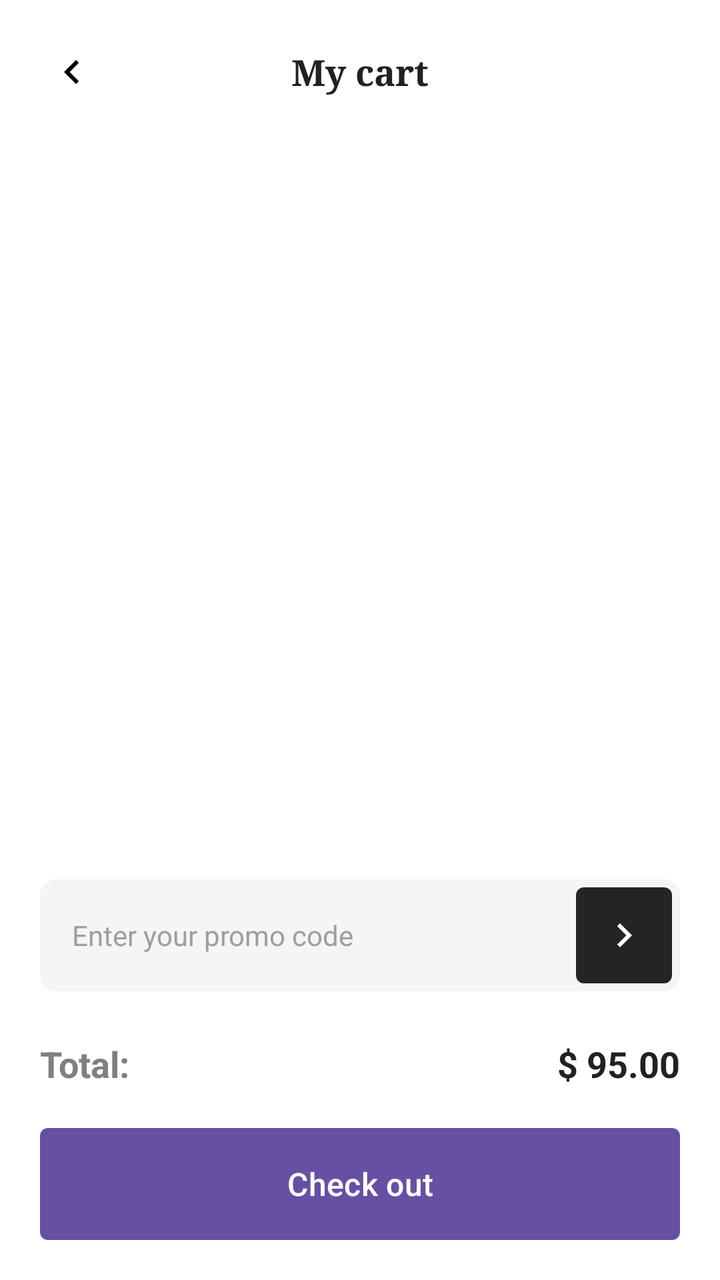
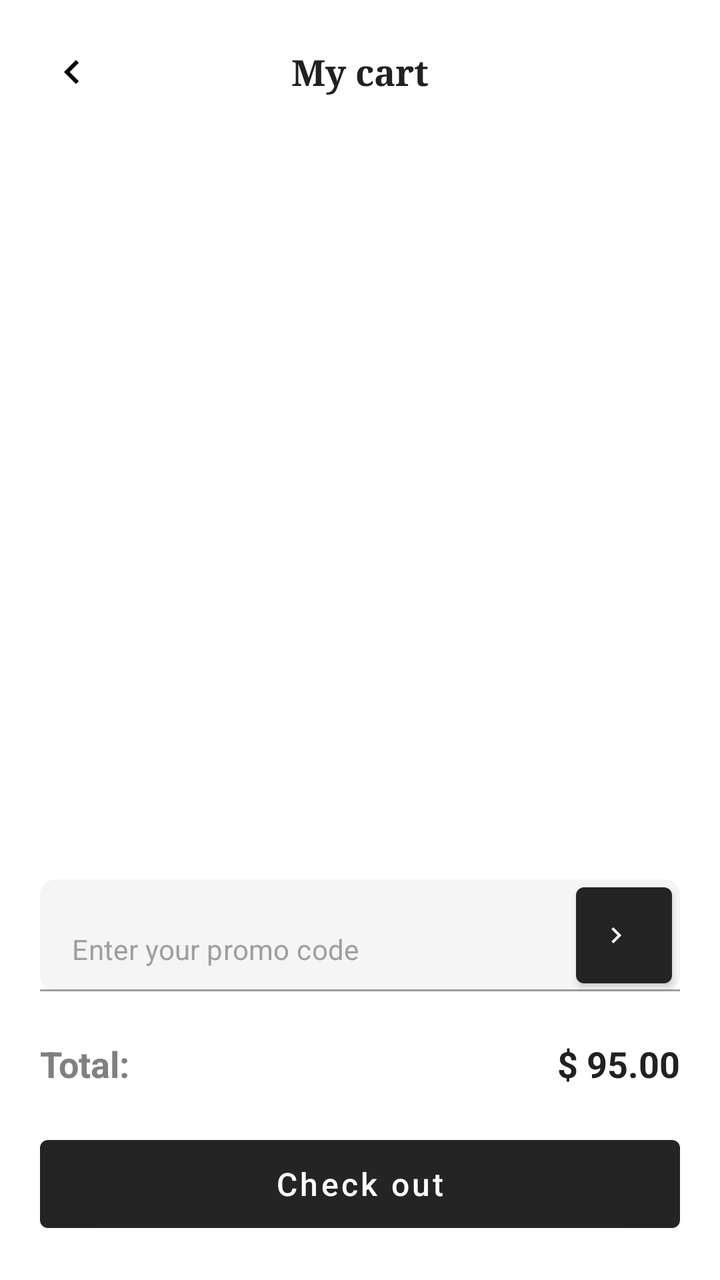

An Android layout rendered at two revisions. The XML below is the earlier revision; the diff shows what the commit changed to produce the second picture.
<!-- AndroidManifest.xml: application theme Theme.Furniture -->
<!-- res/layout/fragment_cart.xml -->
<?xml version="1.0" encoding="utf-8"?>
<androidx.constraintlayout.widget.ConstraintLayout xmlns:android="http://schemas.android.com/apk/res/android"
    xmlns:app="http://schemas.android.com/apk/res-auto"
    xmlns:tools="http://schemas.android.com/tools"
    android:layout_width="match_parent"
    android:layout_height="match_parent"
    android:background="@color/white"
    tools:context=".ui.CartFragment">

    
    <ImageView
        android:id="@+id/btn_back"
        android:layout_width="24dp"
        android:layout_height="24dp"
        android:layout_marginStart="24dp"
        android:layout_marginTop="24dp"
        android:src="@drawable/ic_back"
        app:layout_constraintStart_toStartOf="parent"
        app:layout_constraintTop_toTopOf="parent" />

    <TextView
        android:id="@+id/tv_title"
        android:layout_width="wrap_content"
        android:layout_height="wrap_content"
        android:text="My cart"
        android:textColor="#212121"
        android:textSize="18sp"
        android:textStyle="bold"
        android:fontFamily="serif"
        app:layout_constraintBottom_toBottomOf="@id/btn_back"
        app:layout_constraintEnd_toEndOf="parent"
        app:layout_constraintStart_toStartOf="parent"
        app:layout_constraintTop_toTopOf="@id/btn_back" />

    
    <androidx.recyclerview.widget.RecyclerView
        android:id="@+id/rv_cart"
        android:layout_width="0dp"
        android:layout_height="0dp"
        android:layout_marginTop="24dp"
        android:clipToPadding="false"
        tools:listitem="@layout/item_cart"
        tools:itemCount="3"
        app:layout_constraintBottom_toTopOf="@id/layout_bottom"
        app:layout_constraintEnd_toEndOf="parent"
        app:layout_constraintStart_toStartOf="parent"
        app:layout_constraintTop_toBottomOf="@id/btn_back" />

    
    <TextView
        android:id="@+id/tv_cart_empty"
        android:layout_width="wrap_content"
        android:layout_height="wrap_content"
        android:gravity="center"
        android:text="Keranjang belanja kosong.\nTambahkan produk dari halaman detail."
        android:textColor="#808080"
        android:visibility="gone"
        app:layout_constraintBottom_toBottomOf="parent"
        app:layout_constraintEnd_toEndOf="parent"
        app:layout_constraintStart_toStartOf="parent"
        app:layout_constraintTop_toTopOf="parent" />

    
    <LinearLayout
        android:id="@+id/layout_bottom"
        android:layout_width="match_parent"
        android:layout_height="wrap_content"
        android:orientation="vertical"
        android:padding="20dp"
        android:background="@color/white"
        app:layout_constraintBottom_toBottomOf="parent">

        
        <RelativeLayout
            android:layout_width="match_parent"
            android:layout_height="56dp"
            android:layout_marginBottom="24dp">
            
            <EditText
                android:id="@+id/et_promo_code"
                android:layout_width="match_parent"
                android:layout_height="match_parent"
                android:background="@drawable/bg_qty_btn"
                android:hint="Enter your promo code"
                android:textColorHint="#9E9E9E"
                android:textSize="14sp"
                android:paddingStart="16dp"
                android:paddingEnd="64dp"/>

            <ImageButton
                android:id="@+id/btn_apply_promo"
                android:layout_width="48dp"
                android:layout_height="48dp"
                android:layout_alignParentEnd="true"
                android:layout_centerVertical="true"
                android:layout_marginEnd="4dp"
                android:background="@drawable/bg_button_boarding"
                android:src="@drawable/ic_arrow_right"
                app:tint="@color/white" />
        </RelativeLayout>

        
        <RelativeLayout
            android:layout_width="match_parent"
            android:layout_height="wrap_content"
            android:layout_marginBottom="20dp">
            
            <TextView
                android:layout_width="wrap_content"
                android:layout_height="wrap_content"
                android:text="Total:"
                android:textColor="#808080"
                android:textStyle="bold"
                android:textSize="18sp" />
                
            <TextView
                android:id="@+id/tv_cart_total"
                android:layout_width="wrap_content"
                android:layout_height="wrap_content"
                android:text="$ 95.00"
                android:textColor="#212121"
                android:textStyle="bold"
                android:textSize="18sp"
                android:layout_alignParentEnd="true" />
        </RelativeLayout>

        <Button
            android:id="@+id/btn_checkout"
            android:layout_width="match_parent"
            android:layout_height="56dp"
            android:background="@drawable/bg_button_boarding"
            android:text="Check out"
            android:textAllCaps="false"
            android:textColor="@color/white"
            android:textSize="16sp" />
    </LinearLayout>

</androidx.constraintlayout.widget.ConstraintLayout>
<!-- res/layout/item_cart.xml (included above) -->
<?xml version="1.0" encoding="utf-8"?>
<androidx.constraintlayout.widget.ConstraintLayout xmlns:android="http://schemas.android.com/apk/res/android"
    xmlns:app="http://schemas.android.com/apk/res-auto"
    android:layout_width="match_parent"
    android:layout_height="wrap_content"
    android:layout_marginBottom="16dp"
    android:paddingStart="24dp"
    android:paddingEnd="24dp">

    
    <androidx.cardview.widget.CardView
        android:id="@+id/cv_image"
        android:layout_width="100dp"
        android:layout_height="100dp"
        app:cardCornerRadius="16dp"
        app:cardElevation="0dp"
        app:layout_constraintStart_toStartOf="parent"
        app:layout_constraintTop_toTopOf="parent">

        <ImageView
            android:id="@+id/img_cart_product"
            android:layout_width="match_parent"
            android:layout_height="match_parent"
            android:scaleType="centerCrop"
            android:src="@drawable/ic_image_placeholder" />
    </androidx.cardview.widget.CardView>

    
    <TextView
        android:id="@+id/tv_cart_name"
        android:layout_width="0dp"
        android:layout_height="wrap_content"
        android:layout_marginStart="16dp"
        android:layout_marginEnd="8dp"
        android:text="Minimal Stand"
        android:textColor="#808080"
        android:textSize="14sp"
        app:layout_constraintEnd_toStartOf="@id/btn_remove_cart"
        app:layout_constraintStart_toEndOf="@id/cv_image"
        app:layout_constraintTop_toTopOf="@id/cv_image" />

    
    <ImageButton
        android:id="@+id/btn_remove_cart"
        android:layout_width="24dp"
        android:layout_height="24dp"
        android:background="?selectableItemBackgroundBorderless"
        android:src="@drawable/ic_close_circle"
        app:layout_constraintEnd_toEndOf="parent"
        app:layout_constraintTop_toTopOf="@id/cv_image" />

    
    <TextView
        android:id="@+id/tv_cart_price"
        android:layout_width="0dp"
        android:layout_height="wrap_content"
        android:layout_marginStart="16dp"
        android:layout_marginTop="4dp"
        android:text="$ 25.00"
        android:textColor="#212121"
        android:textSize="16sp"
        android:textStyle="bold"
        app:layout_constraintStart_toEndOf="@id/cv_image"
        app:layout_constraintTop_toBottomOf="@id/tv_cart_name" />

    
    <LinearLayout
        android:layout_width="wrap_content"
        android:layout_height="wrap_content"
        android:layout_marginStart="16dp"
        android:gravity="center_vertical"
        android:orientation="horizontal"
        app:layout_constraintBottom_toBottomOf="@id/cv_image"
        app:layout_constraintStart_toEndOf="@id/cv_image">

        <ImageButton
            android:id="@+id/btn_increase"
            android:layout_width="32dp"
            android:layout_height="32dp"
            android:background="@drawable/bg_qty_btn"
            android:src="@drawable/ic_add" />

        <TextView
            android:id="@+id/tv_cart_quantity"
            android:layout_width="wrap_content"
            android:layout_height="wrap_content"
            android:layout_marginStart="16dp"
            android:layout_marginEnd="16dp"
            android:text="01"
            android:textColor="#212121"
            android:textSize="16sp"
            android:textStyle="bold" />

        <ImageButton
            android:id="@+id/btn_decrease"
            android:layout_width="32dp"
            android:layout_height="32dp"
            android:background="@drawable/bg_qty_btn"
            android:src="@drawable/ic_minus" />
    </LinearLayout>

    
    <TextView
        android:id="@+id/tv_cart_total_price"
        android:layout_width="wrap_content"
        android:layout_height="wrap_content"
        android:visibility="gone"
        app:layout_constraintStart_toEndOf="@id/cv_image"
        app:layout_constraintTop_toBottomOf="@id/cv_image" />

    
    <View
        android:layout_width="0dp"
        android:layout_height="1dp"
        android:layout_marginTop="16dp"
        android:background="#E0E0E0"
        app:layout_constraintTop_toBottomOf="@id/cv_image"
        app:layout_constraintStart_toStartOf="parent"
        app:layout_constraintEnd_toEndOf="parent" />

</androidx.constraintlayout.widget.ConstraintLayout>
<!-- resources referenced by this layout -->
<resources>
  <color name="white">#FFFFFFFF</color>
  <!-- drawable bg_button_boarding (drawable) -->
  <?xml version="1.0" encoding="utf-8"?>
  <shape xmlns:android="http://schemas.android.com/apk/res/android"
      android:shape="rectangle">
      <corners android:radius="4dp" />
      <solid android:color="#242424" />
  </shape>
  <!-- drawable bg_qty_btn (drawable) -->
  <?xml version="1.0" encoding="utf-8"?>
  <shape xmlns:android="http://schemas.android.com/apk/res/android"
      android:shape="rectangle">
      <corners android:radius="8dp" />
      <solid android:color="#F5F5F5" />
  </shape>
  <!-- drawable ic_add (drawable) -->
  <?xml version="1.0" encoding="utf-8"?>
  <vector xmlns:android="http://schemas.android.com/apk/res/android"
      android:width="24dp"
      android:height="24dp"
      android:viewportWidth="24"
      android:viewportHeight="24">
      <path
          android:fillColor="#9E9E9E"
          android:pathData="M19,13h-6v6h-2v-6H5v-2h6V5h2v6h6v2z" />
  </vector>
  <!-- drawable ic_arrow_right (drawable) -->
  <vector xmlns:android="http://schemas.android.com/apk/res/android"
      android:width="24dp"
      android:height="24dp"
      android:viewportWidth="24"
      android:viewportHeight="24">
      <path
          android:fillColor="#FFFFFF"
          android:pathData="M8.59,16.59L13.17,12 8.59,7.41 10,6l6,6 -6,6z"/>
  </vector>
  <!-- drawable ic_back (drawable) -->
  <vector xmlns:android="http://schemas.android.com/apk/res/android"
      android:width="24dp"
      android:height="24dp"
      android:viewportWidth="24"
      android:viewportHeight="24">
      <path
          android:fillColor="#FF000000"
          android:pathData="M15.41,16.59L10.83,12l4.58,-4.59L14,6l-6,6 6,6z"/>
  </vector>
  <!-- drawable ic_close_circle (drawable) -->
  <vector xmlns:android="http://schemas.android.com/apk/res/android"
      android:width="24dp"
      android:height="24dp"
      android:viewportWidth="24"
      android:viewportHeight="24">
      <path
          android:fillColor="#212121"
          android:pathData="M12,2C6.47,2 2,6.47 2,12s4.47,10 10,10 10,-4.47 10,-10S17.53,2 12,2zM12,20c-4.41,0 -8,-3.59 -8,-8s3.59,-8 8,-8 8,3.59 8,8 -3.59,8 -8,8zM15.59,7L12,10.59 8.41,7 7,8.41 10.59,12 7,15.59 8.41,17 12,13.41 15.59,17 17,15.59 13.41,12 17,8.41z"/>
  </vector>
  <!-- drawable ic_image_placeholder (drawable) -->
  <?xml version="1.0" encoding="utf-8"?>
  <vector xmlns:android="http://schemas.android.com/apk/res/android"
      android:width="48dp"
      android:height="48dp"
      android:viewportWidth="24"
      android:viewportHeight="24">
      
      <path
          android:fillColor="#F0F0F0"
          android:pathData="M0,0 L24,0 L24,24 L0,24 Z" />
      
      <path
          android:fillColor="#BDBDBD"
          android:pathData="M21,19V5c0,-1.1 -0.9,-2 -2,-2H5c-1.1,0 -2,0.9 -2,2v14c0,1.1 0.9,2 2,2h14c1.1,0 2,-0.9 2,-2zM8.5,13.5l2.5,3.01L14.5,12l4.5,6H5l3.5,-4.5z" />
  </vector>
  <!-- drawable ic_minus (drawable) -->
  <?xml version="1.0" encoding="utf-8"?>
  <vector xmlns:android="http://schemas.android.com/apk/res/android"
      android:width="24dp"
      android:height="24dp"
      android:viewportWidth="24"
      android:viewportHeight="24">
      <path
          android:fillColor="#9E9E9E"
          android:pathData="M19,13H5v-2h14v2z" />
  </vector>
  <style name="Theme.Furniture" parent="Base.Theme.Furniture" />
  <style name="Base.Theme.Furniture" parent="Theme.Material3.DayNight.NoActionBar">
          
          
      </style>
</resources>

<!-- the commit's change to res/layout/fragment_cart.xml (unified diff, before → after) -->
@@ -76,27 +76,48 @@
             android:layout_height="56dp"
             android:layout_marginBottom="24dp">
             
-            <EditText
-                android:id="@+id/et_promo_code"
+            <com.google.android.material.textfield.TextInputLayout
                 android:layout_width="match_parent"
                 android:layout_height="match_parent"
-                android:background="@drawable/bg_qty_btn"
-                android:hint="Enter your promo code"
-                android:textColorHint="#9E9E9E"
-                android:textSize="14sp"
-                android:paddingStart="16dp"
-                android:paddingEnd="64dp"/>
-
-            <ImageButton
+                app:boxBackgroundColor="#F5F5F5"
+                app:boxCornerRadiusTopStart="8dp"
+                app:boxCornerRadiusTopEnd="8dp"
+                app:boxCornerRadiusBottomStart="8dp"
+                app:boxCornerRadiusBottomEnd="8dp"
+                app:hintEnabled="false"
+                style="@style/Widget.MaterialComponents.TextInputLayout.FilledBox">
+
+                <com.google.android.material.textfield.TextInputEditText
+                    android:id="@+id/et_promo_code"
+                    android:layout_width="match_parent"
+                    android:layout_height="match_parent"
+                    android:hint="Enter your promo code"
+                    android:textColorHint="#9E9E9E"
+                    android:textSize="14sp"
+                    android:paddingStart="16dp"
+                    android:paddingEnd="64dp"
+                    android:background="@null" />
+            </com.google.android.material.textfield.TextInputLayout>
+
+            <com.google.android.material.button.MaterialButton
                 android:id="@+id/btn_apply_promo"
                 android:layout_width="48dp"
                 android:layout_height="48dp"
                 android:layout_alignParentEnd="true"
                 android:layout_centerVertical="true"
                 android:layout_marginEnd="4dp"
-                android:background="@drawable/bg_button_boarding"
-                android:src="@drawable/ic_arrow_right"
-                app:tint="@color/white" />
+                app:backgroundTint="#242424"
+                app:cornerRadius="4dp"
+                app:elevation="0dp"
+                app:icon="@drawable/ic_arrow_right"
+                app:iconTint="@color/white"
+                app:iconSize="16dp"
+                app:iconGravity="textStart"
+                android:insetTop="0dp"
+                android:insetBottom="0dp"
+                android:paddingStart="12dp"
+                android:paddingEnd="12dp"
+                style="@style/Widget.MaterialComponents.Button" />
         </RelativeLayout>
 
         
@@ -124,11 +145,14 @@
                 android:layout_alignParentEnd="true" />
         </RelativeLayout>
 
-        <Button
+        <com.google.android.material.button.MaterialButton
             android:id="@+id/btn_checkout"
             android:layout_width="match_parent"
             android:layout_height="56dp"
-            android:background="@drawable/bg_button_boarding"
+            app:backgroundTint="#242424"
+            app:cornerRadius="4dp"
+            app:elevation="0dp"
+            style="@style/Widget.MaterialComponents.Button"
             android:text="Check out"
             android:textAllCaps="false"
             android:textColor="@color/white"
@@ -212,12 +236,22 @@
         app:layout_constraintBottom_toBottomOf="@id/cv_image"
         app:layout_constraintStart_toEndOf="@id/cv_image">
 
-        <ImageButton
+        <com.google.android.material.button.MaterialButton
             android:id="@+id/btn_increase"
             android:layout_width="32dp"
             android:layout_height="32dp"
-            android:background="@drawable/bg_qty_btn"
-            android:src="@drawable/ic_add" />
+            app:backgroundTint="#F5F5F5"
+            app:cornerRadius="8dp"
+            app:elevation="0dp"
+            app:icon="@drawable/ic_add"
+            app:iconTint="#212121"
+            app:iconSize="16dp"
+            app:iconGravity="textStart"
+            android:insetTop="0dp"
+            android:insetBottom="0dp"
+            android:paddingStart="8dp"
+            android:paddingEnd="8dp"
+            style="@style/Widget.MaterialComponents.Button" />
 
         <TextView
             android:id="@+id/tv_cart_quantity"
@@ -230,12 +264,22 @@
             android:textSize="16sp"
             android:textStyle="bold" />
 
-        <ImageButton
+        <com.google.android.material.button.MaterialButton
             android:id="@+id/btn_decrease"
             android:layout_width="32dp"
             android:layout_height="32dp"
-            android:background="@drawable/bg_qty_btn"
-            android:src="@drawable/ic_minus" />
+            app:backgroundTint="#F5F5F5"
+            app:cornerRadius="8dp"
+            app:elevation="0dp"
+            app:icon="@drawable/ic_minus"
+            app:iconTint="#212121"
+            app:iconSize="16dp"
+            app:iconGravity="textStart"
+            android:insetTop="0dp"
+            android:insetBottom="0dp"
+            android:paddingStart="8dp"
+            android:paddingEnd="8dp"
+            style="@style/Widget.MaterialComponents.Button" />
     </LinearLayout>
 
     
<!-- resource entries referenced after the edit -->
@@ -1,20 +1,6 @@
 <!-- resources referenced by this layout -->
 <resources>
   <color name="white">#FFFFFFFF</color>
-  <!-- drawable bg_button_boarding (drawable) -->
-  <?xml version="1.0" encoding="utf-8"?>
-  <shape xmlns:android="http://schemas.android.com/apk/res/android"
-      android:shape="rectangle">
-      <corners android:radius="4dp" />
-      <solid android:color="#242424" />
-  </shape>
-  <!-- drawable bg_qty_btn (drawable) -->
-  <?xml version="1.0" encoding="utf-8"?>
-  <shape xmlns:android="http://schemas.android.com/apk/res/android"
-      android:shape="rectangle">
-      <corners android:radius="8dp" />
-      <solid android:color="#F5F5F5" />
-  </shape>
   <!-- drawable ic_add (drawable) -->
   <?xml version="1.0" encoding="utf-8"?>
   <vector xmlns:android="http://schemas.android.com/apk/res/android"
